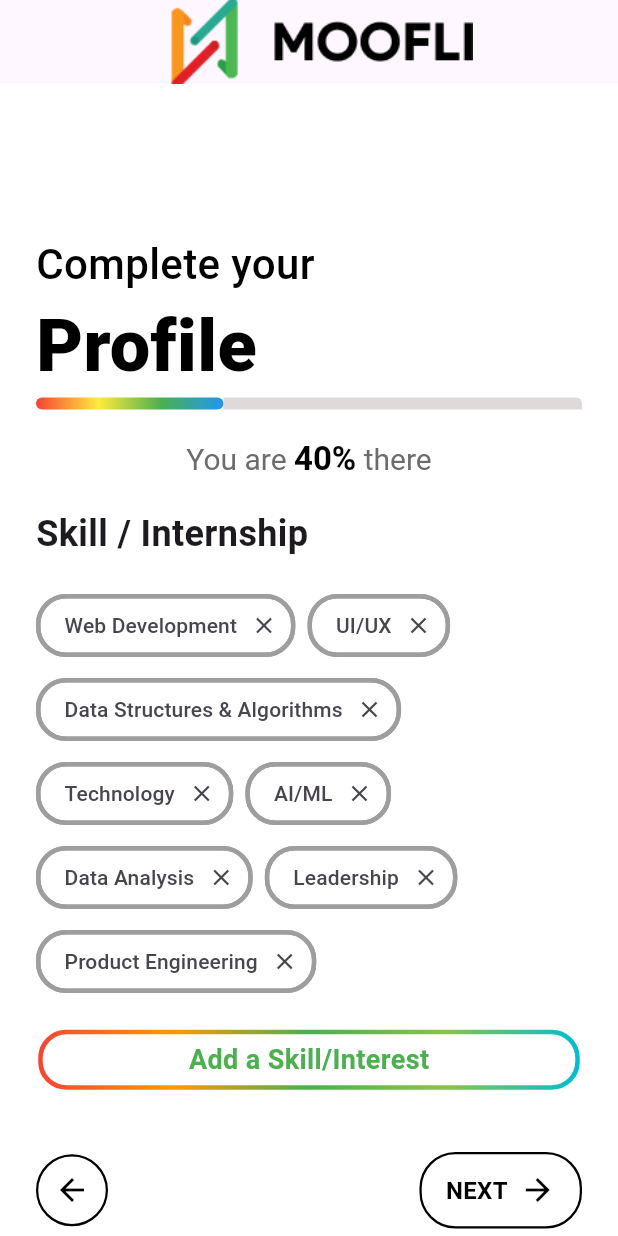
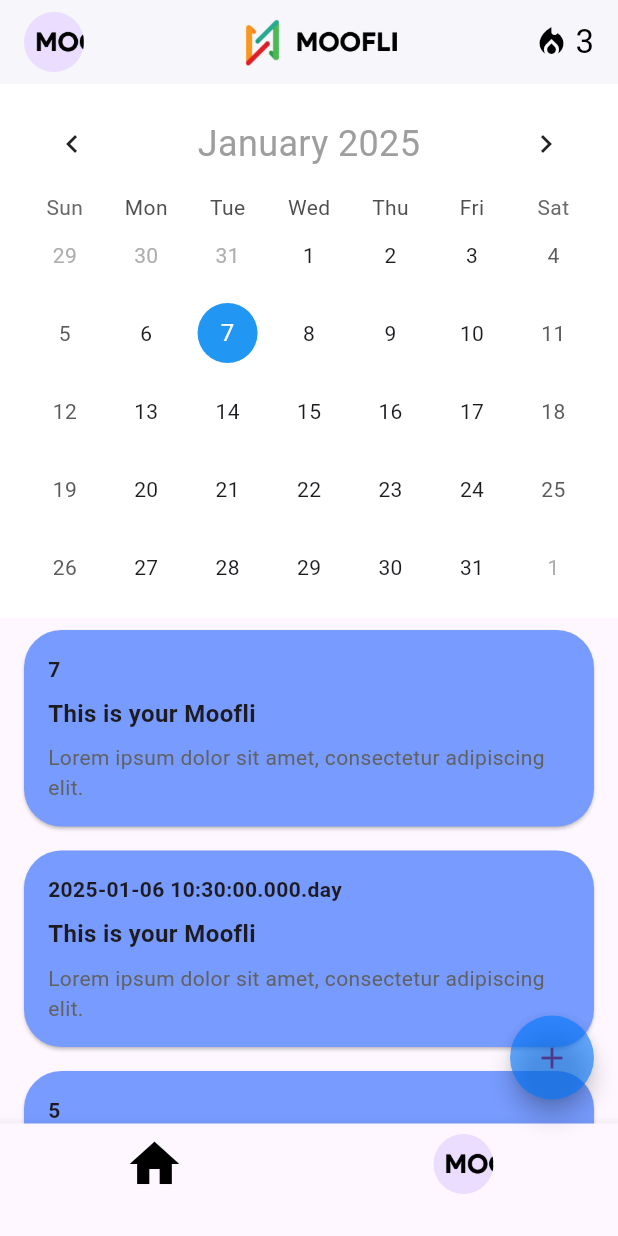
Before and after one commit to Alwyndev/Moofli, a Flutter app: the screen it shows after launch, on a phone screen of 412 x 824 dp. Run offline on Flutter 3.47's test engine with Material 3 defaults, Android fonts, the phone set to English and light mode, and no system bars; drawn by our look-alikes of table_calendar.

Commit message:
Added the Home Page

```diff
--- /dev/null
+++ b/lib/home_page.dart
@@ -0,0 +1,175 @@
+import 'package:flutter/material.dart';
+import 'package:table_calendar/table_calendar.dart';
+
+class HomePage extends StatefulWidget {
+  const HomePage({super.key});
+
+  @override
+  State<HomePage> createState() => _HomePageState();
+}
+
+class _HomePageState extends State<HomePage> {
+  DateTime _focusedDay = DateTime.now();
+  DateTime? _selectedDay;
+  DateTime get _firstDayOfMonth {
+    return DateTime(_focusedDay.year, _focusedDay.month, 1);
+  }
+
+  int get _today {
+    return DateTime.now().day;
+  }
+
+  DateTime get _yesterday {
+    return DateTime.now().subtract(Duration(days: 1));
+  }
+
+  int get _dayBeforeYesterday {
+    return DateTime.now().subtract(Duration(days: 2)).day;
+  }
+
+  @override
+  Widget build(BuildContext context) {
+    return Scaffold(
+      appBar: AppBar(
+        backgroundColor: Colors.white,
+        elevation: 1,
+        title: Row(
+          children: [
+            CircleAvatar(
+              backgroundImage: AssetImage('assets/images/logo.png'),
+            ),
+            SizedBox(width: 8),
+            Spacer(),
+            Image.asset(
+              'assets/images/logo.png',
+              height: 40,
+            ),
+            Spacer(),
+            Icon(Icons.local_fire_department, color: Colors.black),
+            SizedBox(width: 4),
+            Text('3', style: TextStyle(color: Colors.black)),
+          ],
+        ),
+      ),
+      body: ListView(
+        scrollDirection: Axis.vertical,
+        children: [
+          Container(
+            color: Colors.white,
+            padding: EdgeInsets.symmetric(horizontal: 16, vertical: 8),
+            child: TableCalendar(
+              firstDay: DateTime.utc(2000, 1, 1),
+              lastDay: DateTime.utc(2100, 12, 31),
+              focusedDay: _focusedDay,
+              selectedDayPredicate: (day) => isSameDay(_selectedDay, day),
+              onDaySelected: (selectedDay, focusedDay) {
+                setState(() {
+                  _selectedDay = selectedDay;
+                  _focusedDay = focusedDay;
+                });
+              },
+              headerStyle: HeaderStyle(
+                titleTextStyle: TextStyle(
+                  fontSize: 24,
+                  color: Colors.grey,
+                ),
+                formatButtonVisible: false,
+                titleCentered: true,
+              ),
+              calendarStyle: CalendarStyle(
+                rangeStartDecoration: BoxDecoration(
+                  color: Colors.green,
+                  shape: BoxShape.circle,
+                ),
+                todayDecoration: BoxDecoration(
+                  color: Colors.blue,
+                  shape: BoxShape.circle,
+                ),
+                selectedDecoration: BoxDecoration(
+                  color: Colors.orange,
+                  shape: BoxShape.circle,
+                ),
+                defaultDecoration: BoxDecoration(
+                  color: _focusedDay.isAfter(_firstDayOfMonth) &&
+                          _focusedDay.isBefore(_yesterday)
+                      ? Colors.green
+                      : Colors.transparent,
+                  shape: BoxShape.circle,
+                ),
+              ),
+            ),
+          ),
+          Expanded(
+            child: Column(
+              children: [
+                for (int i = 0; i < 3; i++) ...[
+                  Card(
+                    color: const Color.fromARGB(255, 119, 155, 255),
+                    margin: EdgeInsets.symmetric(horizontal: 16, vertical: 8),
+                    shape: RoundedRectangleBorder(
+                      borderRadius: BorderRadius.circular(25),
+                    ),
+                    child: Padding(
+                      padding: const EdgeInsets.all(16.0),
+                      child: Column(
+                        crossAxisAlignment: CrossAxisAlignment.start,
+                        children: [
+                          Text(
+                            [
+                              '$_today',
+                              '$_yesterday.day',
+                              '$_dayBeforeYesterday'
+                            ][i],
+                            style: TextStyle(fontWeight: FontWeight.bold),
+                          ),
+                          SizedBox(height: 8),
+                          Text(
+                            'This is your Moofli',
+                            style: TextStyle(
+                              fontWeight: FontWeight.bold,
+                              fontSize: 16,
+                            ),
+                          ),
+                          SizedBox(height: 8),
+                          Text(
+                            'Lorem ipsum dolor sit amet, consectetur adipiscing elit.',
+                            style: TextStyle(color: Colors.grey.shade700),
+                          ),
+                        ],
+                      ),
+                    ),
+                  ),
+                ],
+              ],
+            ),
+          ),
+        ],
+      ),
+      floatingActionButton: FloatingActionButton(
+        onPressed: () {},
+        shape: RoundedRectangleBorder(borderRadius: BorderRadius.circular(100)),
+        backgroundColor: Color.fromRGBO(0, 119, 255, 0.6),
+        child: Icon(Icons.add),
+      ),
+      bottomNavigationBar: BottomNavigationBar(
+        items: [
+          BottomNavigationBarItem(
+              icon: Icon(
+                Icons.home,
+                color: Colors.black,
+                size: 40,
+              ),
+              label: ''),
+          BottomNavigationBarItem(
+            icon: CircleAvatar(
+              backgroundImage: AssetImage('assets/images/logo.png'),
+            ),
+            label: '',
+          ),
+        ],
+        currentIndex: 0,
+        onTap: (index) {},
+      ),
+    );
+  }
+}
--- a/lib/main.dart
+++ b/lib/main.dart
@@ -1,7 +1,9 @@
 import 'package:flutter/material.dart';
+import 'package:moofli_app/home_page.dart';
 import 'package:moofli_app/setup_profile_contact_info.dart';
 import 'package:moofli_app/setup_profile_profesional_info.dart';
 import 'package:moofli_app/setup_profile_skills.dart';
+import 'package:moofli_app/setup_profile_socials.dart';
 
 void main() {
   runApp(const MyApp());
@@ -13,7 +15,7 @@
   @override
   Widget build(BuildContext context) {
     return const MaterialApp(
-      home: SetupProfileSkills(),
+      home: HomePage(),
     );
   }
 }
--- a/pubspec.yaml
+++ b/pubspec.yaml
@@ -30,6 +30,7 @@
 dependencies:
   flutter:
     sdk: flutter
+  table_calendar: ^3.0.9
 
   # The following adds the Cupertino Icons font to your application.
   # Use with the CupertinoIcons class for iOS style icons.
```
Also changed, not shown: lib/setup_profile_socials.dart (added, +200 -0 lines), pubspec.lock.
